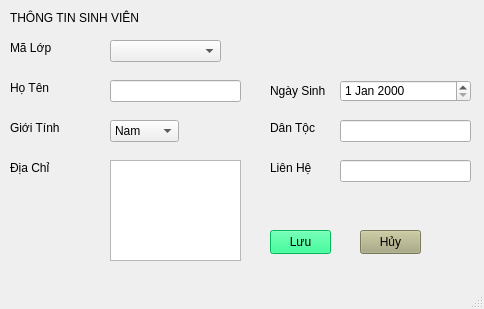
Old version of the form Designer/AddSV.ui in the repository VoLeMinhNghia/Python_Project.
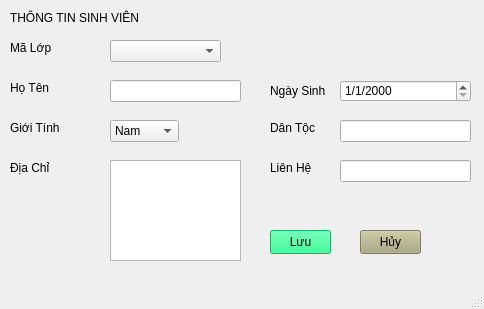
New version of the form.

The edit to the form file:
```diff
--- a/Designer/AddSV.ui
+++ b/Designer/AddSV.ui
@@ -211,6 +211,9 @@
     <property name="readOnly">
      <bool>false</bool>
     </property>
+    <property name="displayFormat">
+     <string>d/M/yyyy</string>
+    </property>
    </widget>
    <widget class="QLabel" name="label_9">
     <property name="geometry">
```
